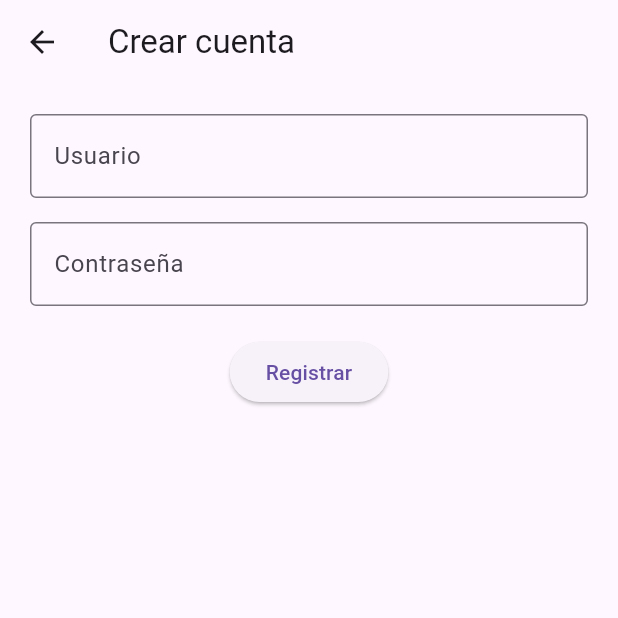
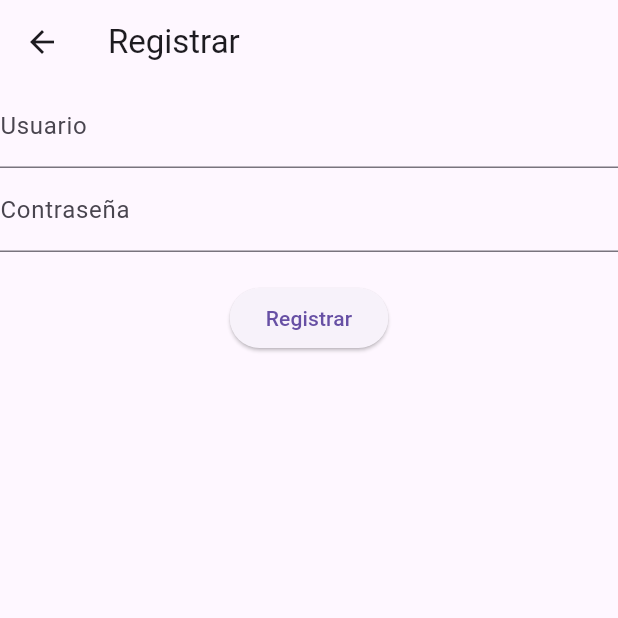
Before and after one commit to Jennifer16510/Que-Hambre-Burgers, a Flutter app: the RegisterPage screen opened directly, on a phone screen of 412 x 824 dp, the top half of it. Run offline on Flutter 3.47's test engine with Material 3 defaults, Android fonts, the phone set to English and light mode, and no system bars.

Commit message:
configuraciones de register y auth

```diff
--- a/lib/pages/register_page.dart
+++ b/lib/pages/register_page.dart
@@ -12,12 +12,15 @@ class _RegisterPageState extends State<RegisterPage> {
   final _formKey = GlobalKey<FormState>();
   bool _loading = false;
 
+  // 🔹 Instancia del AuthService
+  final AuthService _authService = AuthService();
+
   void _register() async {
     if (!_formKey.currentState!.validate()) return;
 
     setState(() => _loading = true);
 
-    bool success = await AuthService.register(
+    bool success = _authService.register(
       _userCtrl.text.trim(),
       _passCtrl.text.trim(),
     );
@@ -37,51 +40,34 @@ class _RegisterPageState extends State<RegisterPage> {
   }
 
   @override
-  void dispose() {
-    _userCtrl.dispose();
-    _passCtrl.dispose();
-    super.dispose();
-  }
-
-  @override
   Widget build(BuildContext context) {
     return Scaffold(
-      appBar: AppBar(title: Text("Crear cuenta")),
-      body: Padding(
-        padding: EdgeInsets.all(20),
-        child: Form(
+      appBar: AppBar(title: Text("Registrar")),
+      body: Form(
         key: _formKey,
         child: Column(
           children: [
             TextFormField(
               controller: _userCtrl,
-                decoration: InputDecoration(
-                  labelText: "Usuario",
-                  border: OutlineInputBorder(),
+              decoration: InputDecoration(labelText: "Usuario"),
+              validator: (val) =>
+                  val!.isEmpty ? "Ingrese un usuario" : null,
             ),
-                validator: (v) =>
-                    v == null || v.isEmpty ? "Ingrese un usuario" : null,
-              ),
-              SizedBox(height: 16),
             TextFormField(
               controller: _passCtrl,
               obscureText: true,
-                decoration: InputDecoration(
-                  labelText: "Contraseña",
-                  border: OutlineInputBorder(),
-                ),
-                validator: (v) =>
-                    v == null || v.isEmpty ? "Ingrese una contraseña" : null,
+              decoration: InputDecoration(labelText: "Contraseña"),
+              validator: (val) =>
+                  val!.isEmpty ? "Ingrese una contraseña" : null,
             ),
             SizedBox(height: 20),
-              ElevatedButton(
-                onPressed: _loading ? null : _register,
-                child: _loading
-                    ? CircularProgressIndicator(color: Colors.white)
-                    : Text("Registrar"),
+            _loading
+                ? CircularProgressIndicator()
+                : ElevatedButton(
+                    onPressed: _register,
+                    child: Text("Registrar"),
                   ),
           ],
-          ),
         ),
       ),
     );
```
Also changed, not shown: lib/services/auth_service.dart (+11 -23 lines). Lines whose indentation alone changed are shown as unchanged.
